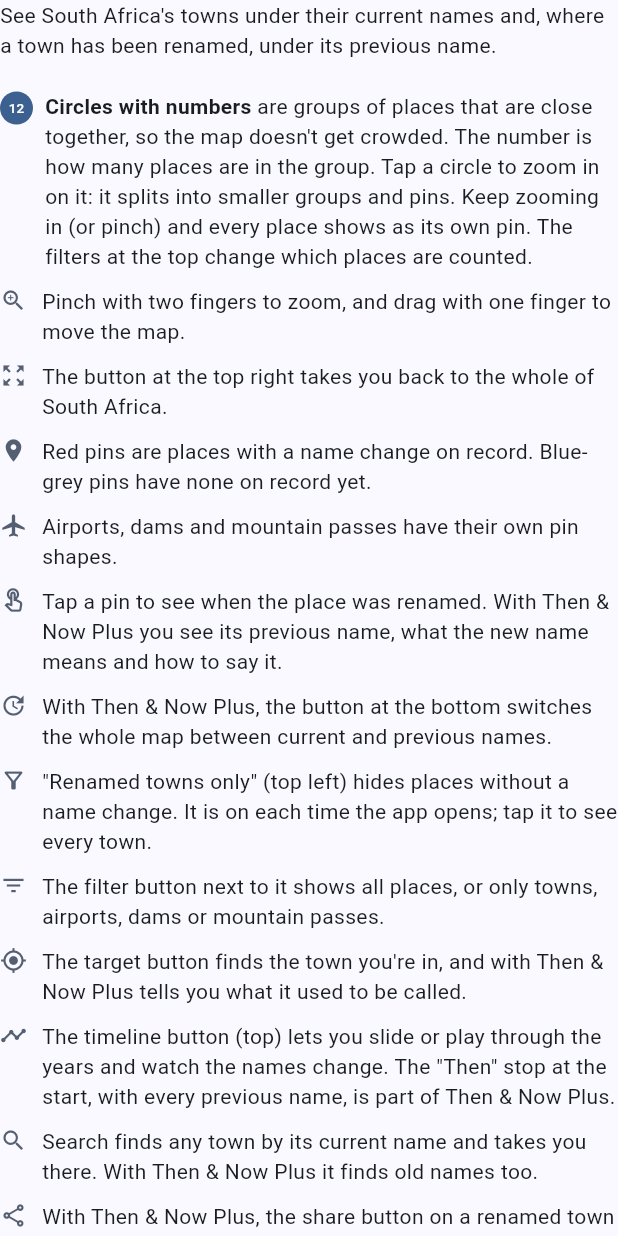
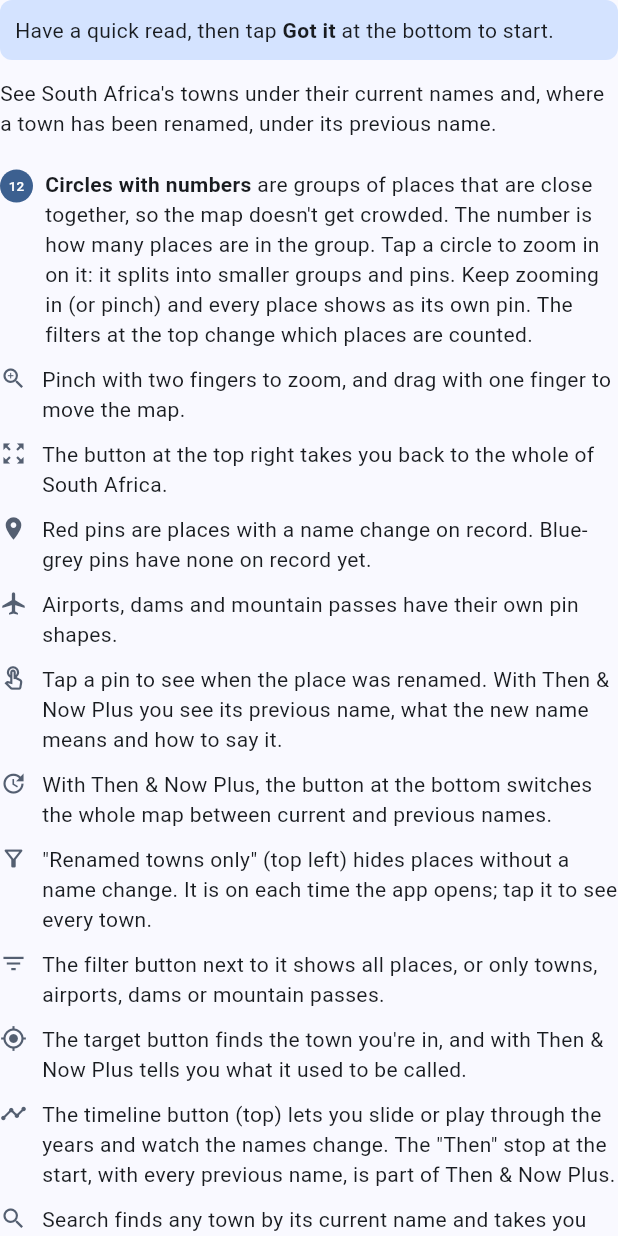
Before and after one commit to nicos0351/then-and-now-app, a Flutter app: the _HelpText widget shown alone on an empty page, opened directly, on a phone screen of 412 x 824 dp. Run offline on Flutter 3.47's test engine with Material 3 defaults, Android fonts, the phone set to English and light mode, and no system bars; our stand-ins replace flutter_map, geolocator, in_app_purchase, latlong2, share_plus, shared_preferences and 1 more; missing offline and left inert: flutter_map_marker_cluster, flutter_map_mbtiles; accounts and stored records are empty.

Commit message:
Help: only the big Got it button closes it, with a note at the top
Tapping outside Help and the back button no longer close it, so nobody
closes it by accident and then sees it again. Got it is a full-width
button that stays in view while the text scrolls.

Co-Authored-By: Claude Opus 5.5 <noreply@anthropic.com>
Claude-Session: https://claude.ai/code/session_01FG2wd5Nhe3j8EAbUdythkw

```diff
--- a/lib/screens/map_screen.dart
+++ b/lib/screens/map_screen.dart
@@ -735,22 +735,38 @@ class _MapScreenState extends State<MapScreen> with SingleTickerProviderStateMix
     if (_helpShowing) return;
     _helpShowing = true;
     _markHelpOpened();
+    // "Got it" is the only way out: tapping outside or the back button do
+    // nothing, so nobody closes Help by accident and then wonders why it
+    // keeps coming back. The button stays in view below the scrolling text.
     await showDialog<void>(
       context: context,
-      builder: (context) => AlertDialog(
+      barrierDismissible: false,
+      builder: (context) => PopScope(
+        canPop: false,
+        child: AlertDialog(
           title: const Text('Help'),
           content: const SingleChildScrollView(
             child: _HelpText(),
           ),
+          actionsPadding: const EdgeInsets.fromLTRB(16, 8, 16, 16),
           actions: [
-          TextButton(
+            SizedBox(
+              width: double.infinity,
+              child: FilledButton.icon(
                 onPressed: () {
                   Navigator.of(context).pop();
                   _markHelpRead();
                 },
-            child: const Text('Got it'),
-          ),
-        ],
+                style: FilledButton.styleFrom(
+                  padding: const EdgeInsets.symmetric(vertical: 14),
+                  textStyle: const TextStyle(fontSize: 16, fontWeight: FontWeight.w700),
+                ),
+                icon: const Icon(Icons.check_circle_outline),
+                label: const Text('Got it – start using the app'),
+              ),
+            ),
+          ],
+        ),
       ),
     );
     _helpShowing = false;
@@ -1523,6 +1539,25 @@ class _HelpText extends StatelessWidget {
       mainAxisSize: MainAxisSize.min,
       crossAxisAlignment: CrossAxisAlignment.start,
       children: [
+        // Says up front how to close Help (the only way is "Got it").
+        Container(
+          width: double.infinity,
+          padding: const EdgeInsets.all(10),
+          decoration: BoxDecoration(
+            color: Theme.of(context).colorScheme.primaryContainer,
+            borderRadius: BorderRadius.circular(8),
+          ),
+          child: const Text.rich(
+            TextSpan(
+              children: [
+                TextSpan(text: 'Have a quick read, then tap '),
+                TextSpan(text: 'Got it', style: TextStyle(fontWeight: FontWeight.bold)),
+                TextSpan(text: ' at the bottom to start.'),
+              ],
+            ),
+          ),
+        ),
+        const SizedBox(height: 12),
         const Text(
           'See South Africa\'s towns under their current names and, where a town has been renamed, '
           'under its previous name.',
```
Also changed, not shown: 1 other file. Lines whose indentation alone changed are shown as unchanged.
